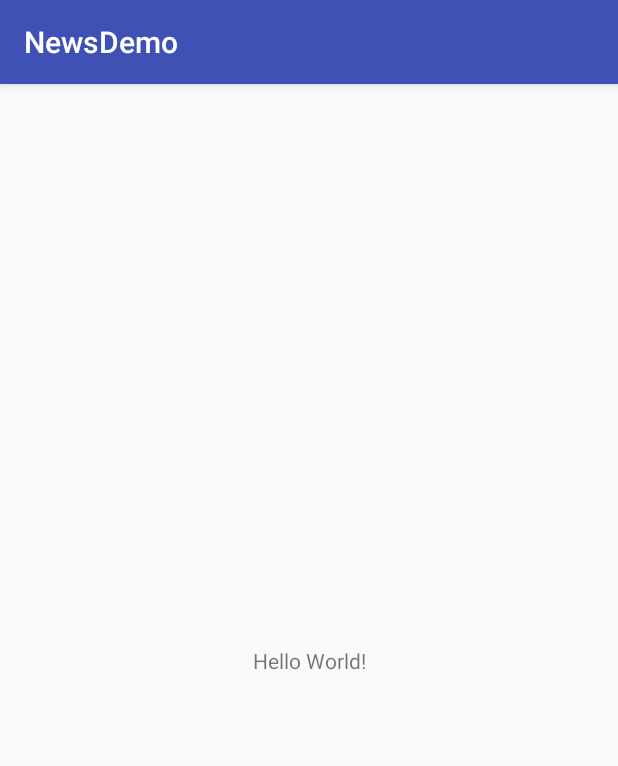
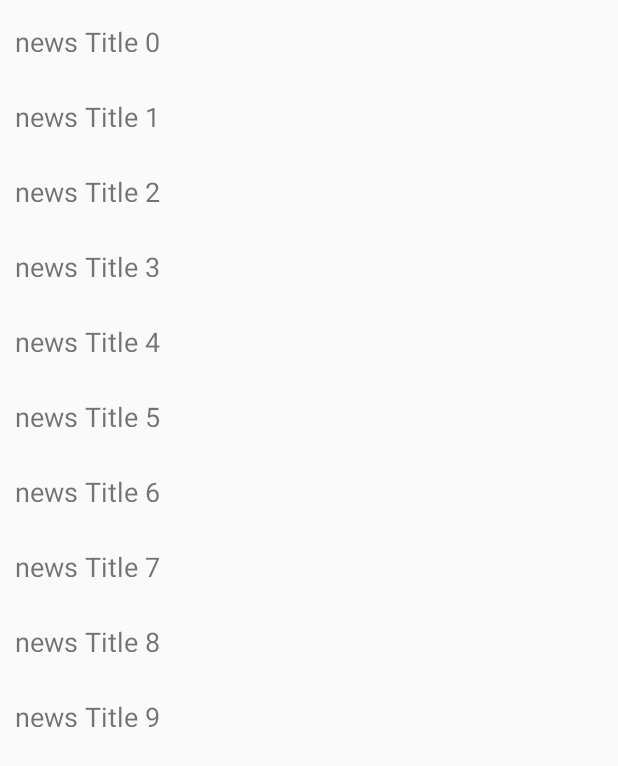
Before and after one commit to y563943049/NewsDemo, an Android app: the screen it shows after launch (MainActivity), on a phone screen of 412 x 824 dp. Shown: the top 766 px of the screen. Run offline under Robolectric (Android 15) with nearby library versions, the phone set to English and light mode, and no system bars.

Commit message:
简单模板

```diff
--- a/app/build.gradle
+++ b/app/build.gradle
@@ -26,5 +26,7 @@ dependencies {
     })
     compile 'com.android.support:appcompat-v7:26.+'
     compile 'com.android.support.constraint:constraint-layout:1.0.2'
+    compile 'com.android.support:recyclerview-v7:24.2.1'
+    compile 'com.github.bumptech.glide:glide:3.7.0'
     testCompile 'junit:junit:4.12'
 }
--- /dev/null
+++ b/app/src/main/java/com/example/newsdemo/MyApplication.java
@@ -0,0 +1,25 @@
+package com.example.newsdemo;
+
+import android.app.Application;
+import android.content.Context;
+
+/**
+ * @version $Rev$
+ * @anthor Administrator
+ * @dsc ${TOOD}
+ * @updateAuthor $Author
+ * @updateDsc ${TOOD}
+ */
+public class MyApplication extends Application {
+
+    private static Context sContext;
+
+    @Override
+    public void onCreate() {
+        sContext = getApplicationContext();
+    }
+
+    public static Context getContext(){
+        return sContext;
+    }
+}
--- /dev/null
+++ b/app/src/main/java/com/example/newsdemo/News.java
@@ -0,0 +1,38 @@
+package com.example.newsdemo;
+
+/**
+ * @version $Rev$
+ * @anthor Administrator
+ * @dsc ${TOOD}
+ * @updateAuthor $Author
+ * @updateDsc ${TOOD}
+ */
+public class News {
+    private String title;
+    private String content;
+    private int imageId;
+
+    public int getImageId() {
+        return imageId;
+    }
+
+    public void setImageId(int imageId) {
+        this.imageId = imageId;
+    }
+
+    public String getTitle() {
+        return title;
+    }
+
+    public void setTitle(String title) {
+        this.title = title;
+    }
+
+    public String getContent() {
+        return content;
+    }
+
+    public void setContent(String content) {
+        this.content = content;
+    }
+}
--- /dev/null
+++ b/app/src/main/java/com/example/newsdemo/NewsTitleFragment.java
@@ -0,0 +1,115 @@
+package com.example.newsdemo;
+
+import android.os.Bundle;
+import android.support.annotation.Nullable;
+import android.support.v4.app.Fragment;
+import android.support.v7.widget.LinearLayoutManager;
+import android.support.v7.widget.RecyclerView;
+import android.view.LayoutInflater;
+import android.view.View;
+import android.view.ViewGroup;
+import android.widget.TextView;
+
+import java.util.ArrayList;
+import java.util.List;
+
+/**
+ * @version $Rev$
+ * @anthor Administrator
+ * @dsc ${TOOD}
+ * @updateAuthor $Author
+ * @updateDsc ${TOOD}
+ */
+public class NewsTitleFragment extends Fragment {
+
+    private boolean isTwoPlne;
+
+    @Nullable
+    @Override
+    public View onCreateView(LayoutInflater inflater, @Nullable ViewGroup container, @Nullable Bundle savedInstanceState) {
+        View view = inflater.inflate(R.layout.news_title_frag,container,false);
+        RecyclerView newsTitleRecyclerView = (RecyclerView) view.findViewById(R.id.news_title_recycler_view);
+        LinearLayoutManager manager = new LinearLayoutManager(getActivity());
+        newsTitleRecyclerView.setLayoutManager(manager);
+        NewsAdapter adapter = new NewsAdapter(getNews());
+        newsTitleRecyclerView.setAdapter(adapter);
+        return view;
+    }
+
+    private List<News> getNews() {
+        List<News> newsList = new ArrayList<>();
+        for(int i = 0; i < 10;i++){
+            News news = new News();
+            news.setTitle("news Title " + i);
+            news.setContent("news Content "+ i);
+            news.setImageId(R.drawable.leimur);
+            newsList.add(news);
+        }
+        return newsList;
+    }
+
+    @Override
+    public void onActivityCreated(@Nullable Bundle savedInstanceState) {
+        super.onActivityCreated(savedInstanceState);
+        if(getActivity().findViewById(R.id.news_content_layout) != null){
+            //双页模式
+            isTwoPlne = true;
+        }else {
+            //单页模式
+            isTwoPlne = false;
+        }
+    }
+    class NewsAdapter extends RecyclerView.Adapter<NewsAdapter.ViewHolder> {
+
+
+        private List<News> mNewses;
+
+
+        public NewsAdapter(List<News> news){
+            this.mNewses = news;
+        }
+
+
+        class ViewHolder extends RecyclerView.ViewHolder{
+
+            private TextView newsTitle;
+            //private TextView newsContent;
+            //private ImageView newsImage;
+
+            public ViewHolder(View itemView) {
+                super(itemView);
+                newsTitle = (TextView) itemView.findViewById(R.id.news_title);
+            }
+        }
+        @Override
+        public NewsAdapter.ViewHolder onCreateViewHolder(ViewGroup parent, int viewType) {
+            View view = LayoutInflater.from(parent.getContext()).inflate(R.layout.news_item,parent,false);
+            final ViewHolder holder = new ViewHolder(view);
+            view.setOnClickListener(new View.OnClickListener() {
+                @Override
+                public void onClick(View view) {
+                    News news = mNewses.get(holder.getAdapterPosition());
+                    if(isTwoPlne){
+                        NewsContentFragment newsContentFragment = (NewsContentFragment) getFragmentManager().findFragmentById(R.id.news_content_fragment);
+                        newsContentFragment.refresh(news.getTitle(),news.getContent(),news.getImageId());
+                    }else {
+                        newsContentActivity.actionStart(getActivity(),news.getTitle(),news.getContent(),news.getImageId());
+                    }
+                }
+            });
+            return holder;
+        }
+
+        @Override
+        public void onBindViewHolder(NewsAdapter.ViewHolder holder, int position) {
+            News news = mNewses.get(position);
+            holder.newsTitle.setText(news.getTitle());
+        }
+
+        @Override
+        public int getItemCount() {
+            return mNewses.size();
+        }
+    }
+
+}
--- /dev/null
+++ b/app/src/main/res/layout-sw600dp/activity_main.xml
@@ -0,0 +1,24 @@
+<?xml version="1.0" encoding="utf-8"?>
+<LinearLayout xmlns:android="http://schemas.android.com/apk/res/android"
+              android:orientation="horizontal"
+              android:layout_width="match_parent"
+              android:layout_height="match_parent">
+    <fragment
+        android:id="@+id/news_title_fragment"
+        android:layout_width="match_parent"
+        android:layout_height="match_parent"
+        android:name="com.example.newsdemo.NewsTitleFragment"/>
+    <FrameLayout
+        android:id="@+id/news_content_layout"
+        android:layout_width="0dp"
+        android:layout_height="match_parent"
+        android:layout_weight="3">
+        <fragment
+            android:id="@+id/news_content_fragment"
+            android:layout_width="match_parent"
+            android:layout_height="match_parent"
+            android:name="com.example.newsdemo.NewsContentFragment"/>
+
+    </FrameLayout>
+
+</LinearLayout>
--- a/app/src/main/res/layout/activity_main.xml
+++ b/app/src/main/res/layout/activity_main.xml
@@ -1,19 +1,14 @@
 <?xml version="1.0" encoding="utf-8"?>
-<android.support.constraint.ConstraintLayout
-    xmlns:android="http://schemas.android.com/apk/res/android"
-    xmlns:app="http://schemas.android.com/apk/res-auto"
-    xmlns:tools="http://schemas.android.com/tools"
-    android:layout_width="match_parent"
+<LinearLayout xmlns:android="http://schemas.android.com/apk/res/android"
+              xmlns:tools="http://schemas.android.com/tools"
+              android:layout_width="match_parent"
     android:layout_height="match_parent"
-    tools:context="com.example.newsdemo.MainActivity">
+    >
+ <fragment
+     android:id="@+id/news_title_fragment"
+     android:layout_width="match_parent"
+     android:layout_height="match_parent"
+     android:name="com.example.newsdemo.NewsTitleFragment"
+     tools:layout="@layout/news_item"/>
 
-    <TextView
-        android:layout_width="wrap_content"
-        android:layout_height="wrap_content"
-        android:text="Hello World!"
-        app:layout_constraintBottom_toBottomOf="parent"
-        app:layout_constraintLeft_toLeftOf="parent"
-        app:layout_constraintRight_toRightOf="parent"
-        app:layout_constraintTop_toTopOf="parent"/>
-
-</android.support.constraint.ConstraintLayout>
+</LinearLayout>
--- /dev/null
+++ b/app/src/main/res/layout/news_item.xml
@@ -0,0 +1,15 @@
+<?xml version="1.0" encoding="utf-8"?>
+
+<TextView
+    xmlns:android="http://schemas.android.com/apk/res/android"
+    android:id="@+id/news_title"
+    android:layout_width="match_parent"
+    android:layout_height="50dp"
+    android:singleLine="true"
+    android:ellipsize="end"
+    android:textSize="18sp"
+    android:paddingLeft="10dp"
+    android:paddingRight="10dp"
+    android:paddingTop="15dp"
+    android:paddingBottom="15dp"
+    />
--- /dev/null
+++ b/app/src/main/res/layout/news_title_frag.xml
@@ -0,0 +1,12 @@
+<?xml version="1.0" encoding="utf-8"?>
+<LinearLayout xmlns:android="http://schemas.android.com/apk/res/android"
+              android:orientation="vertical"
+              android:layout_width="match_parent"
+              android:layout_height="match_parent">
+<android.support.v7.widget.RecyclerView
+    android:id="@+id/news_title_recycler_view"
+    android:layout_width="match_parent"
+    android:layout_height="match_parent">
+
+</android.support.v7.widget.RecyclerView>
+</LinearLayout>
--- a/app/src/main/res/values/styles.xml
+++ b/app/src/main/res/values/styles.xml
@@ -1,7 +1,7 @@
 <resources>
 
     <!-- Base application theme. -->
-    <style name="AppTheme" parent="Theme.AppCompat.Light.DarkActionBar">
+    <style name="AppTheme" parent="Theme.AppCompat.Light.NoActionBar">
         <!-- Customize your theme here. -->
         <item name="colorPrimary">@color/colorPrimary</item>
         <item name="colorPrimaryDark">@color/colorPrimaryDark</item>
```
Also changed, not shown: app/src/main/AndroidManifest.xml (+6 -1 lines), app/src/main/java/com/example/newsdemo/NewsContentFragment.java (added, +42 -0 lines), app/src/main/java/com/example/newsdemo/newsContentActivity.java (added, +30 -0 lines), app/src/main/res/layout/news_content.xml (added, +16 -0 lines), app/src/main/res/layout/news_content_frag.xml (added, +43 -0 lines), app/src/main/res/drawable-xxhdpi/leimur.png (added).
